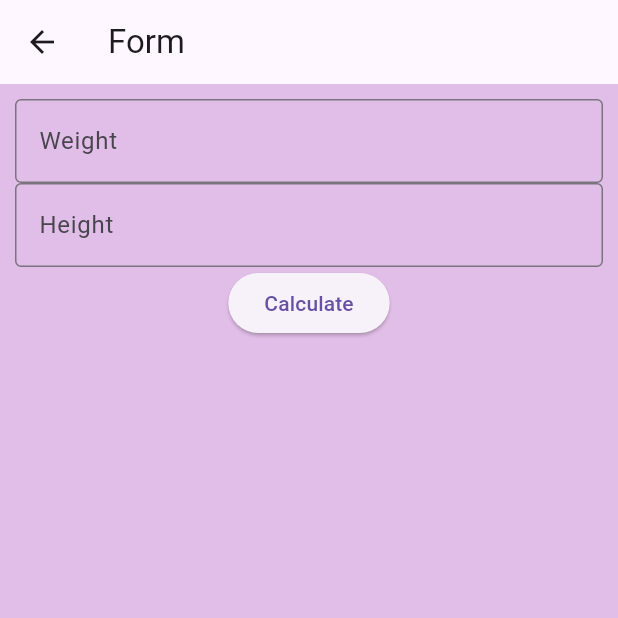
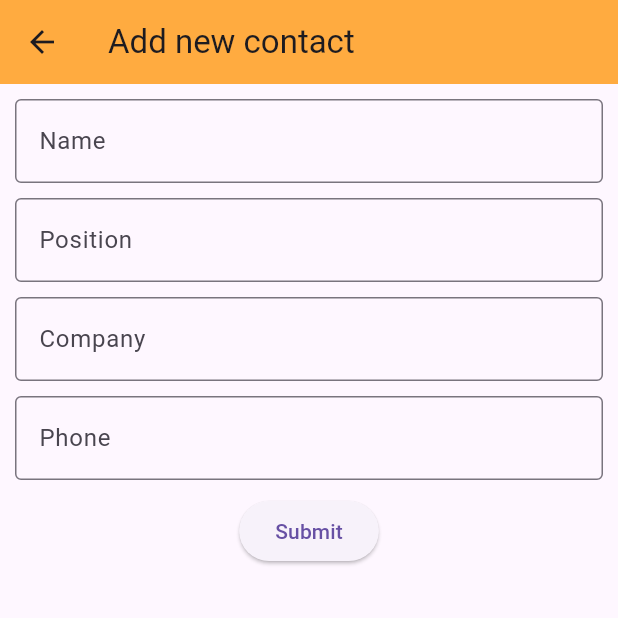
Before and after one commit to farhan-ibrahim/kelas-flutter-feb-2024, a Flutter app: the screen it shows after launch, after a tap on the "add" icon, on a phone screen of 412 x 824 dp, the top half of it. Run offline on Flutter 3.47's test engine with Material 3 defaults, Android fonts, the phone set to English and light mode, and no system bars; our stand-ins replace firebase_core; accounts and stored records are empty; network calls fail.

Commit message:
add : add contact page

```diff
--- a/lib/main.dart
+++ b/lib/main.dart
@@ -1,6 +1,7 @@
 import 'package:firebase_core/firebase_core.dart';
 import 'package:flutter/material.dart';
 import 'package:my_flutter_app/firebase_options.dart';
+import 'package:my_flutter_app/pages/add_contact.dart';
 import 'package:my_flutter_app/pages/home.dart';
 import 'pages/form.dart';
 
@@ -15,6 +16,7 @@ void main() async {
       // path => widget/page
       '/': (context) => const MyList(),
       '/form': (context) => const MyForm(),
+      '/add': (context) => const AddContact(),
     }),
   );
 }
--- /dev/null
+++ b/lib/pages/add_contact.dart
@@ -0,0 +1,82 @@
+import 'package:flutter/material.dart';
+
+class AddContact extends StatefulWidget {
+  const AddContact({super.key});
+
+  @override
+  State<AddContact> createState() => _AddContactState();
+}
+
+class _AddContactState extends State<AddContact> {
+  final GlobalKey<FormState> _formKey = GlobalKey<FormState>();
+
+  TextEditingController nameCtrl = TextEditingController();
+  TextEditingController phoneCtrl = TextEditingController();
+  TextEditingController companyCtrl = TextEditingController();
+  TextEditingController positionCtrl = TextEditingController();
+
+  @override
+  Widget build(BuildContext context) {
+    return Scaffold(
+      appBar: AppBar(
+        title: const Text("Add new contact"),
+        backgroundColor: Colors.orangeAccent,
+      ),
+      body: Form(
+        key: _formKey,
+        child: Container(
+          padding: const EdgeInsets.all(10),
+          child: Column(
+            children: [
+              TextFormField(
+                controller: nameCtrl,
+                decoration: const InputDecoration(
+                  label: Text("Name"),
+                  border: OutlineInputBorder(),
+                ),
+                validator: (String? value) {
+                  print("Name field $value");
+                  if (value == null || value == '') {
+                    return "Name is required";
+                  }
+                  return null;
+                },
+              ),
+              const Padding(padding: EdgeInsets.only(top: 10)),
+              TextFormField(
+                controller: positionCtrl,
+                decoration: const InputDecoration(
+                  label: Text("Position"),
+                  border: OutlineInputBorder(),
+                ),
+              ),
+              const Padding(padding: EdgeInsets.only(top: 10)),
+              TextFormField(
+                controller: companyCtrl,
+                decoration: const InputDecoration(
+                  label: Text("Company"),
+                  border: OutlineInputBorder(),
+                ),
+              ),
+              const Padding(padding: EdgeInsets.only(top: 10)),
+              TextFormField(
+                controller: phoneCtrl,
+                decoration: const InputDecoration(
+                  label: Text("Phone"),
+                  border: OutlineInputBorder(),
+                ),
+              ),
+              const Padding(padding: EdgeInsets.only(top: 10)),
+              ElevatedButton(
+                onPressed: () {
+                  _formKey.currentState!.validate();
+                },
+                child: const Text("Submit"),
+              )
+            ],
+          ),
+        ),
+      ),
+    );
+  }
+}
--- a/lib/pages/home.dart
+++ b/lib/pages/home.dart
@@ -66,9 +66,9 @@ class MyList extends StatelessWidget {
       ),
       floatingActionButton: ElevatedButton(
         onPressed: () {
-          Navigator.pushNamed(context, "/form");
+          Navigator.pushNamed(context, "/add");
         },
-        child: Icon(Icons.add),
+        child: const Icon(Icons.add),
       ),
     );
   }
```
